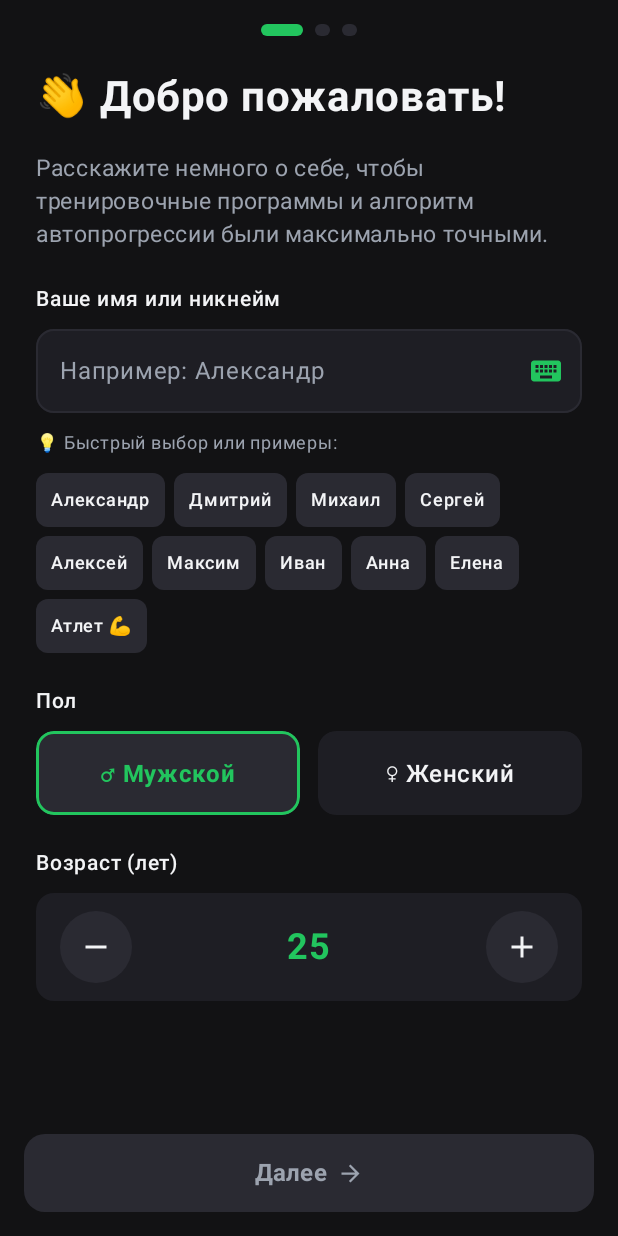
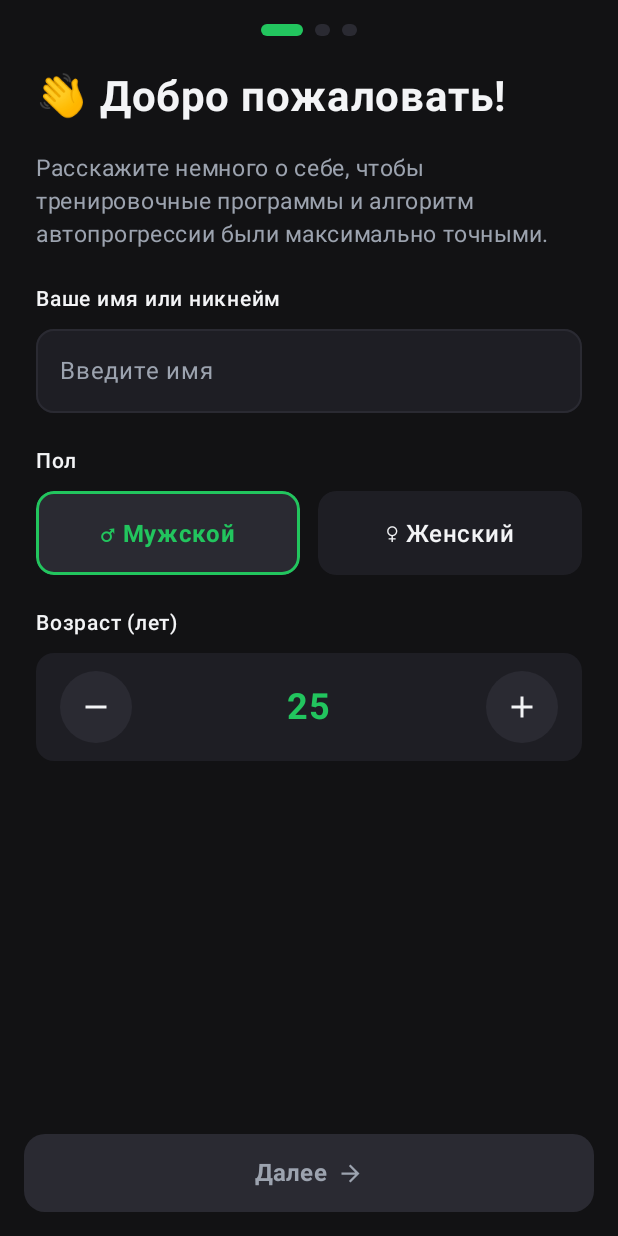
Before and after one commit to innamorento/Gym_app, an Android app built with Jetpack Compose: the screen it shows after launch (MainActivity), on a phone screen of 412 x 824 dp. Run offline under Robolectric (Android 15) with nearby library versions, the light colour scheme and no system bars; our stand-ins replace Room's generated code.

Commit message:
fix(onboarding): remove preset name chips, fix keyboard display & enforce rule 4

```diff
--- a/feature/templates/src/main/kotlin/com/gym/feature/templates/onboarding/OnboardingScreen.kt
+++ b/feature/templates/src/main/kotlin/com/gym/feature/templates/onboarding/OnboardingScreen.kt
@@ -23,6 +23,9 @@ import androidx.compose.foundation.shape.CircleShape
 import androidx.compose.foundation.shape.RoundedCornerShape
 import androidx.compose.foundation.layout.ExperimentalLayoutApi
 import androidx.compose.foundation.layout.FlowRow
+import androidx.compose.runtime.remember
+import androidx.compose.ui.focus.FocusRequester
+import androidx.compose.ui.focus.focusRequester
 import androidx.compose.foundation.text.KeyboardActions
 import androidx.compose.foundation.text.KeyboardOptions
 import androidx.compose.material.icons.filled.Close
@@ -224,6 +227,7 @@ private fun PersonalInfoStep(
 
         val keyboardController = LocalSoftwareKeyboardController.current
         val focusManager = LocalFocusManager.current
+        val focusRequester = remember { FocusRequester() }
 
         // Имя
         Column(verticalArrangement = Arrangement.spacedBy(8.dp)) {
@@ -236,8 +240,11 @@ private fun PersonalInfoStep(
             OutlinedTextField(
                 value = name,
                 onValueChange = onNameChange,
-                placeholder = { Text("Например: Александр", color = GymTextSecondary) },
+                placeholder = { Text("Введите имя", color = GymTextSecondary) },
                 singleLine = true,
+                modifier = Modifier
+                    .fillMaxWidth()
+                    .focusRequester(focusRequester),
                 keyboardOptions = KeyboardOptions(
                     keyboardType = KeyboardType.Text,
                     capitalization = KeyboardCapitalization.Words,
@@ -250,21 +257,12 @@ private fun PersonalInfoStep(
                     }
                 ),
                 trailingIcon = {
-                    Row(verticalAlignment = Alignment.CenterVertically) {
-                        if (name.isNotBlank()) {
-                            IconButton(onClick = { onNameChange("") }) {
-                                Icon(
-                                    imageVector = Icons.Default.Close,
-                                    contentDescription = "Очистить",
-                                    tint = GymTextSecondary
-                                )
-                            }
-                        }
-                        IconButton(onClick = { keyboardController?.show() }) {
+                    if (name.isNotBlank()) {
+                        IconButton(onClick = { onNameChange("") }) {
                             Icon(
-                                imageVector = Icons.Default.Keyboard,
-                                contentDescription = "Показать клавиатуру",
-                                tint = GymAccentGreen
+                                imageVector = Icons.Default.Close,
+                                contentDescription = "Очистить",
+                                tint = GymTextSecondary
                             )
                         }
                     }
@@ -277,55 +275,8 @@ private fun PersonalInfoStep(
                     focusedContainerColor = GymDarkSurface,
                     unfocusedContainerColor = GymDarkSurface
                 ),
-                shape = RoundedCornerShape(12.dp),
-                modifier = Modifier.fillMaxWidth()
+                shape = RoundedCornerShape(12.dp)
             )
-
-            // Быстрый выбор популярных имен в 1 клик
-            Text(
-                text = "💡 Быстрый выбор или примеры:",
-                fontSize = 12.sp,
-                color = GymTextSecondary
-            )
-
-            @OptIn(ExperimentalLayoutApi::class)
-            FlowRow(
-                horizontalArrangement = Arrangement.spacedBy(6.dp),
-                verticalArrangement = Arrangement.spacedBy(6.dp),
-                modifier = Modifier.fillMaxWidth()
-            ) {
-                listOf(
-                    "Александр",
-                    "Дмитрий",
-                    "Михаил",
-                    "Сергей",
-                    "Алексей",
-                    "Максим",
-                    "Иван",
-                    "Анна",
-                    "Елена",
-                    "Атлет 💪"
-                ).forEach { presetName ->
-                    Box(
-                        modifier = Modifier
-                            .clip(RoundedCornerShape(8.dp))
-                            .background(GymDarkSurfaceVariant)
-                            .clickable {
-                                onNameChange(presetName)
-                                focusManager.clearFocus()
-                                keyboardController?.hide()
-                            }
-                            .padding(horizontal = 10.dp, vertical = 6.dp)
-                    ) {
-                        Text(
-                            text = presetName,
-                            fontSize = 12.sp,
-                            color = GymTextPrimary,
-                            fontWeight = FontWeight.Medium
-                        )
-                    }
-                }
-            }
         }
 
         // Пол
```
Also changed, not shown: 1 other file.
